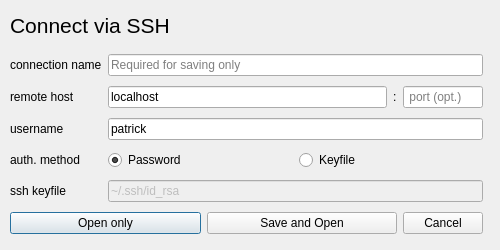
First picture: the form in ui/connectiondialog.ui, repository pentix/qjournalctl, before the edit.
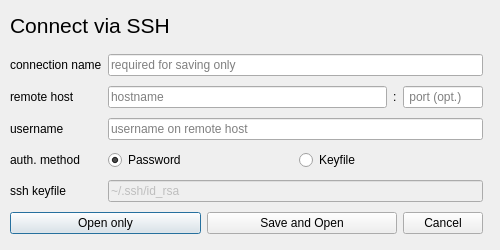
Second picture: the form after the edit.

Commit message: ConnectionDialog: Removed development presets from UI

```diff
--- a/ui/connectiondialog.ui
+++ b/ui/connectiondialog.ui
@@ -101,10 +101,10 @@
     <item row="2" column="1" colspan="3">
      <widget class="QLineEdit" name="usernameLineEdit">
       <property name="text">
-       <string>patrick</string>
+       <string/>
       </property>
       <property name="placeholderText">
-       <string>optional</string>
+       <string>username on remote host</string>
       </property>
      </widget>
     </item>
@@ -125,17 +125,17 @@
     <item row="1" column="1">
      <widget class="QLineEdit" name="hostnameLineEdit">
       <property name="text">
-       <string>localhost</string>
+       <string/>
       </property>
       <property name="placeholderText">
-       <string>ssh-styled hostname</string>
+       <string>hostname</string>
       </property>
      </widget>
     </item>
     <item row="0" column="1" colspan="3">
      <widget class="QLineEdit" name="connectionNameLineEdit">
       <property name="placeholderText">
-       <string>Required for saving only</string>
+       <string>required for saving only</string>
       </property>
      </widget>
     </item>
```
